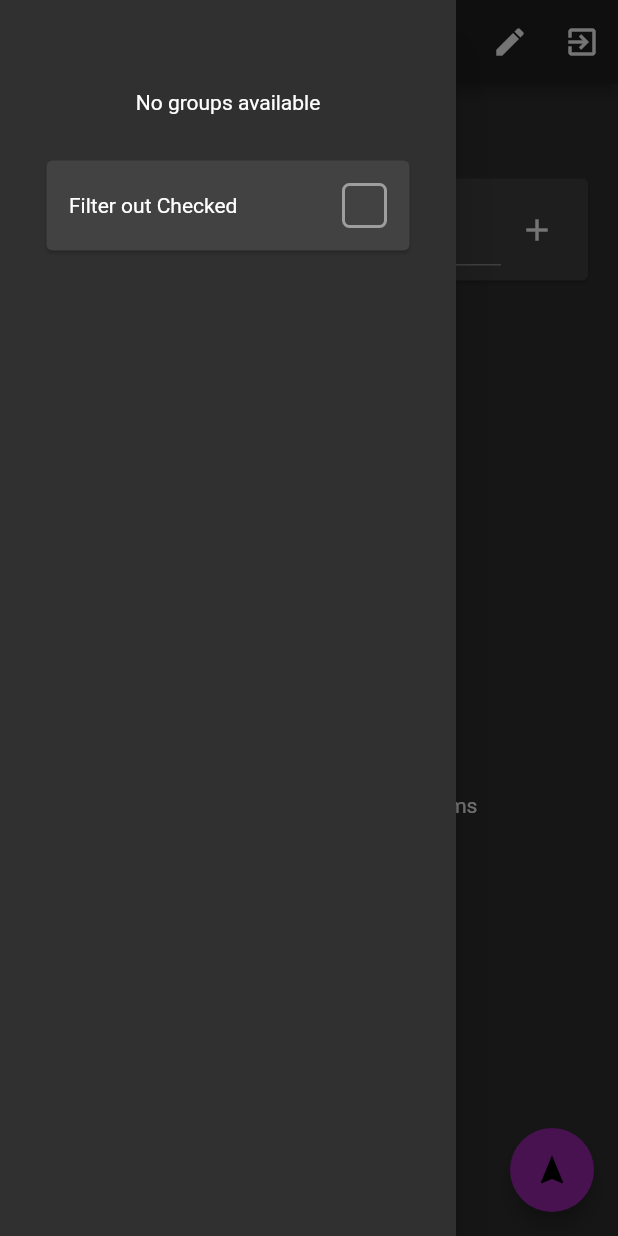
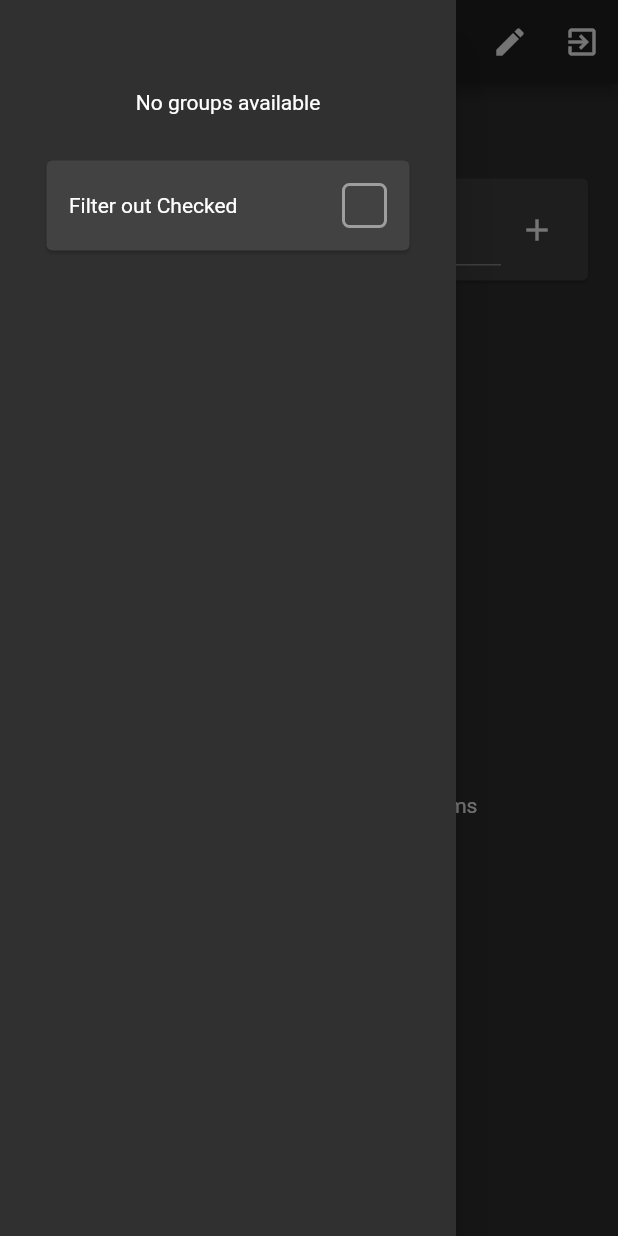
Before and after one commit to omarnaman/grocery-control, a Flutter app: the Home screen opened directly with empty values, with the side drawer open, on a phone screen of 412 x 824 dp. Run offline on Flutter 3.47's test engine with Material 2 defaults, Android fonts, the light colour scheme and no system bars; our stand-ins replace cloud_firestore, firebase_auth, firebase_core; accounts and stored records are empty.

Commit message:
remove unnecessary FAB

```diff
--- a/lib/screens/home.dart
+++ b/lib/screens/home.dart
@@ -271,11 +271,6 @@ class _HomeState extends State<Home> {
           ),
         ],
       ),
-      floatingActionButton: FloatingActionButton(
-        onPressed: () {},
-        child: const Icon(Icons.navigation),
-        backgroundColor: Colors.purple,
-      ),
     );
   }
 }
```
